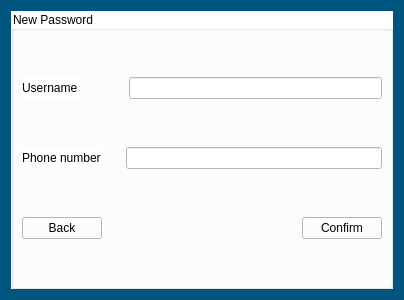
Before: the Qt Designer form Login_And_Admin/forgetpassword.ui in AP-projects-4001/esm-nadarim, drawn with Qt 5.
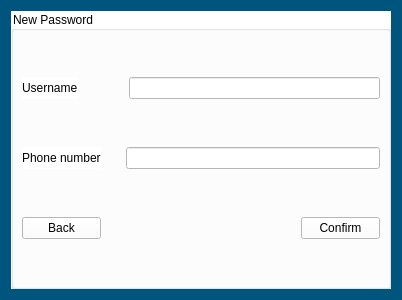
After: the same form once the commit is applied.

Diff of the .ui file:
```diff
--- a/Login_And_Admin/forgetpassword.ui
+++ b/Login_And_Admin/forgetpassword.ui
@@ -6,10 +6,22 @@
    <rect>
     <x>0</x>
     <y>0</y>
-    <width>400</width>
+    <width>402</width>
     <height>300</height>
    </rect>
   </property>
+  <property name="minimumSize">
+   <size>
+    <width>402</width>
+    <height>300</height>
+   </size>
+  </property>
+  <property name="maximumSize">
+   <size>
+    <width>402</width>
+    <height>300</height>
+   </size>
+  </property>
   <property name="windowTitle">
    <string>Form</string>
   </property>
```
